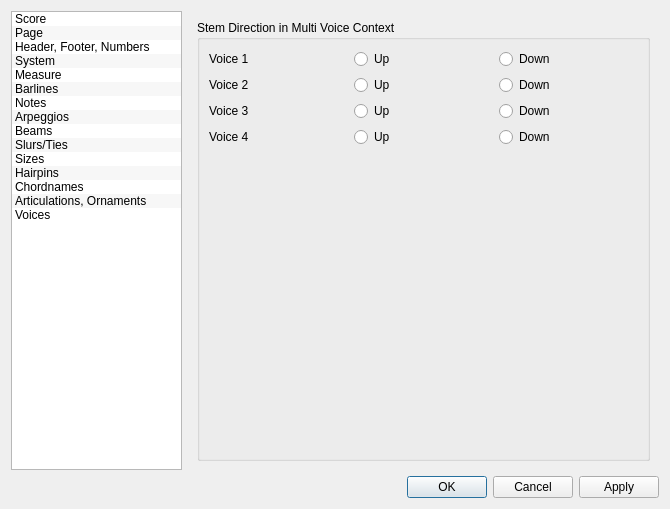
First picture: the form in mscore/mscore/editstyle.ui, repository musescore/musescore-old, before the edit.
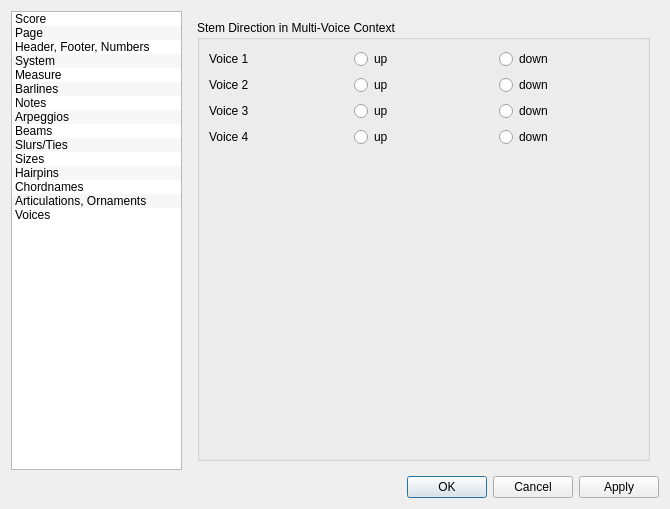
Second picture: the form after the edit. The open tabs and pages were chosen to show the change. Icons and pictures are not drawn.

Patch:
```diff
--- a/mscore/mscore/editstyle.ui
+++ b/mscore/mscore/editstyle.ui
@@ -2431,7 +2431,7 @@
        <item>
         <widget class="QGroupBox" name="groupBox">
          <property name="title">
-          <string>Stem Direction in Multi Voice Context</string>
+          <string>Stem Direction in Multi-Voice Context</string>
          </property>
          <property name="flat">
           <bool>false</bool>
@@ -2447,14 +2447,14 @@
           <item row="0" column="1">
            <widget class="QRadioButton" name="voice1Up">
             <property name="text">
-             <string>Up</string>
+             <string>up</string>
             </property>
            </widget>
           </item>
           <item row="0" column="2">
            <widget class="QRadioButton" name="voice1Down">
             <property name="text">
-             <string>Down</string>
+             <string>down</string>
             </property>
            </widget>
           </item>
@@ -2468,14 +2468,14 @@
           <item row="1" column="1">
            <widget class="QRadioButton" name="voice2Up">
             <property name="text">
-             <string>Up</string>
+             <string>up</string>
             </property>
            </widget>
           </item>
           <item row="1" column="2">
            <widget class="QRadioButton" name="voice2Down">
             <property name="text">
-             <string>Down</string>
+             <string>down</string>
             </property>
            </widget>
           </item>
@@ -2489,14 +2489,14 @@
           <item row="2" column="1">
            <widget class="QRadioButton" name="voice3Up">
             <property name="text">
-             <string>Up</string>
+             <string>up</string>
             </property>
            </widget>
           </item>
           <item row="2" column="2">
            <widget class="QRadioButton" name="voice3Down">
             <property name="text">
-             <string>Down</string>
+             <string>down</string>
             </property>
            </widget>
           </item>
@@ -2510,14 +2510,14 @@
           <item row="3" column="1">
            <widget class="QRadioButton" name="voice4Up">
             <property name="text">
-             <string>Up</string>
+             <string>up</string>
             </property>
            </widget>
           </item>
           <item row="3" column="2">
            <widget class="QRadioButton" name="voice4Down">
             <property name="text">
-             <string>Down</string>
+             <string>down</string>
             </property>
            </widget>
           </item>
```
Left out of the diff: 18 changed lines with no effect on the pictures.
